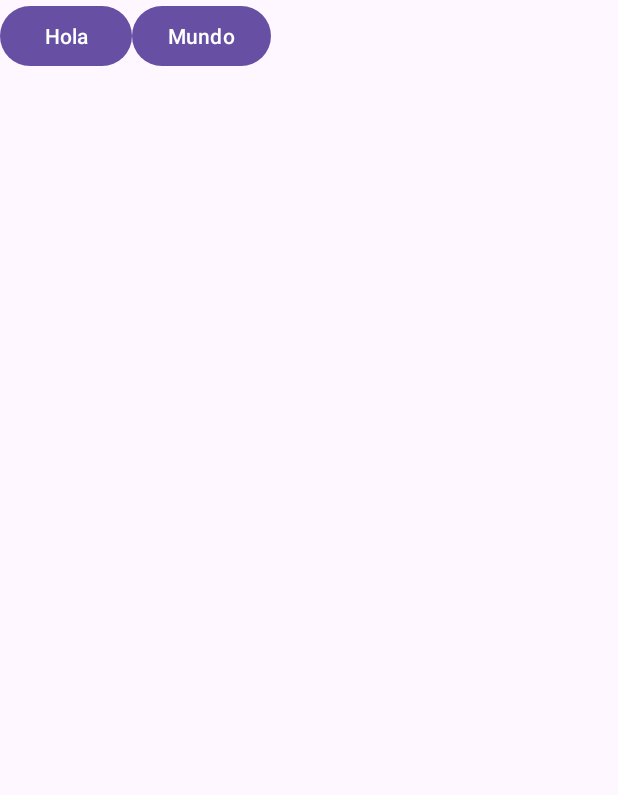
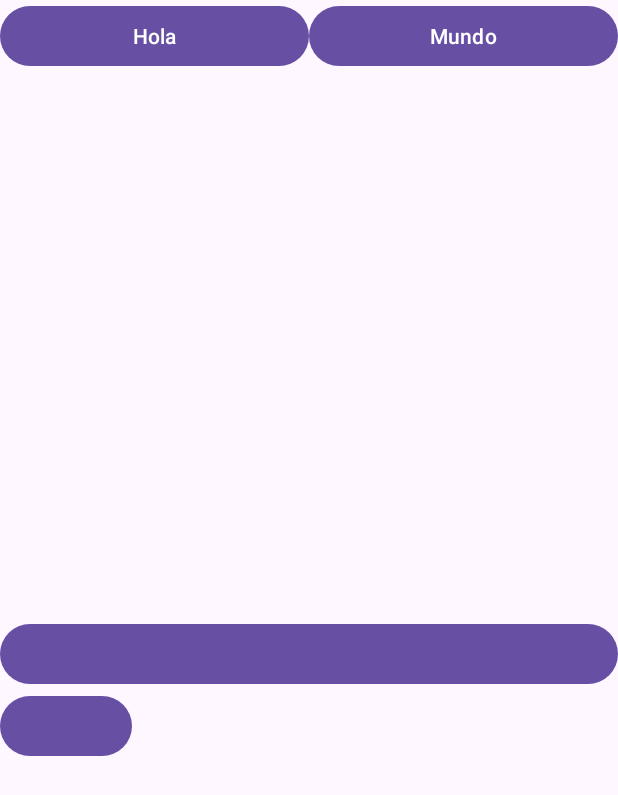
Before and after one commit to torotzl/clase2Moviles20242, an Android app: the screen it shows after launch (MainActivity), on a phone screen of 412 x 824 dp. Shown: the top 795 px of the screen. Run offline under Robolectric (Android 15) with nearby library versions, the phone set to English and light mode, and no system bars.

Commit message:
Agregar porcentaje
Se agrega propiedades para definir porcentajes

```diff
--- a/app/src/main/res/layout/activity_main.xml
+++ b/app/src/main/res/layout/activity_main.xml
@@ -4,16 +4,20 @@
     xmlns:tools="http://schemas.android.com/tools"
     android:layout_width="match_parent"
     android:layout_height="match_parent"
+    android:orientation="vertical"
     tools:context=".MainActivity">
 
     <LinearLayout
         android:layout_width="match_parent"
-        android:layout_height="wrap_content">
+        android:layout_height="0dp"
+        android:layout_weight="3"
+        android:orientation="horizontal">
 
         <Button
             android:id="@+id/btnHola"
             android:text="@string/hola"
-            android:layout_width="wrap_content"
+            android:layout_width="0dp"
+            android:layout_weight="2"
             android:layout_height="wrap_content">
 
         </Button>
@@ -21,6 +25,30 @@
         <Button
             android:id="@+id/btnMundo"
             android:text="@string/mundo"
+            android:layout_width="0dp"
+            android:layout_weight="2"
+            android:layout_height="wrap_content">
+
+        </Button>
+
+    </LinearLayout>
+
+    <LinearLayout
+        android:layout_width="match_parent"
+        android:layout_height="0dp"
+        android:layout_weight="3"
+        android:orientation="vertical">
+
+        <Button
+
+
+            android:layout_width="match_parent"
+            android:layout_height="wrap_content">
+
+        </Button>
+
+        <Button
+
             android:layout_width="wrap_content"
             android:layout_height="wrap_content">
 
```
